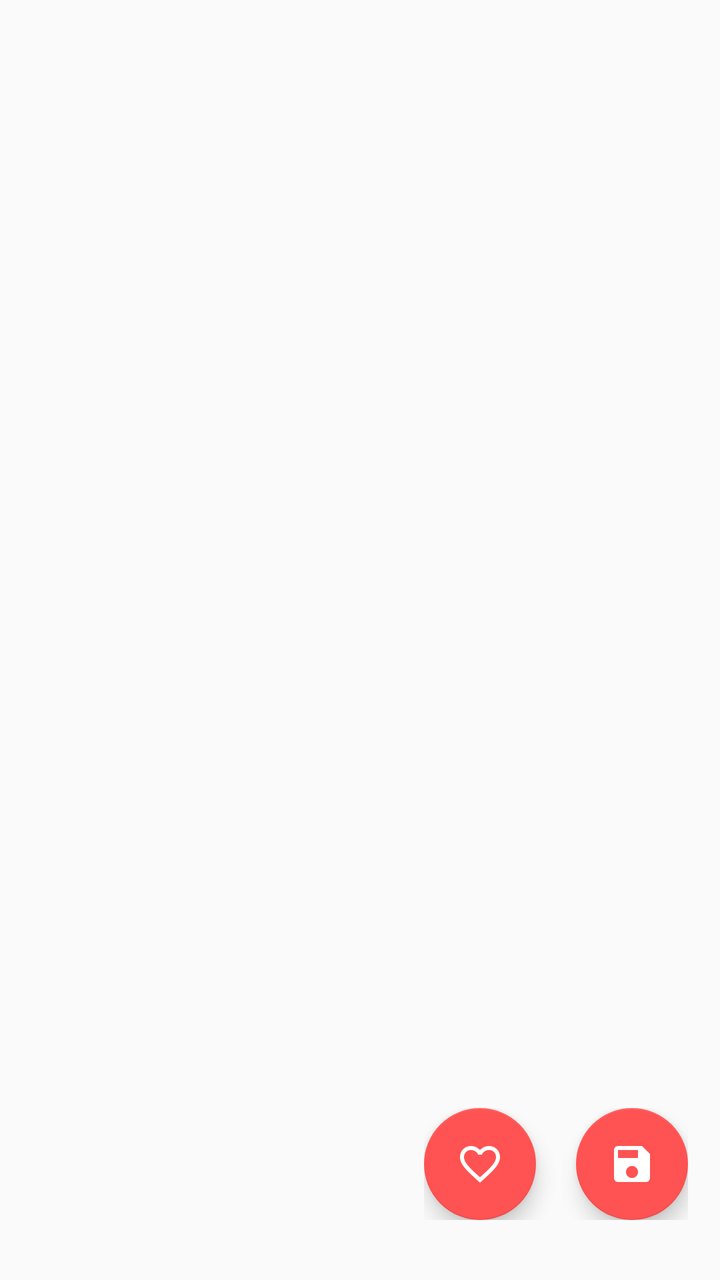
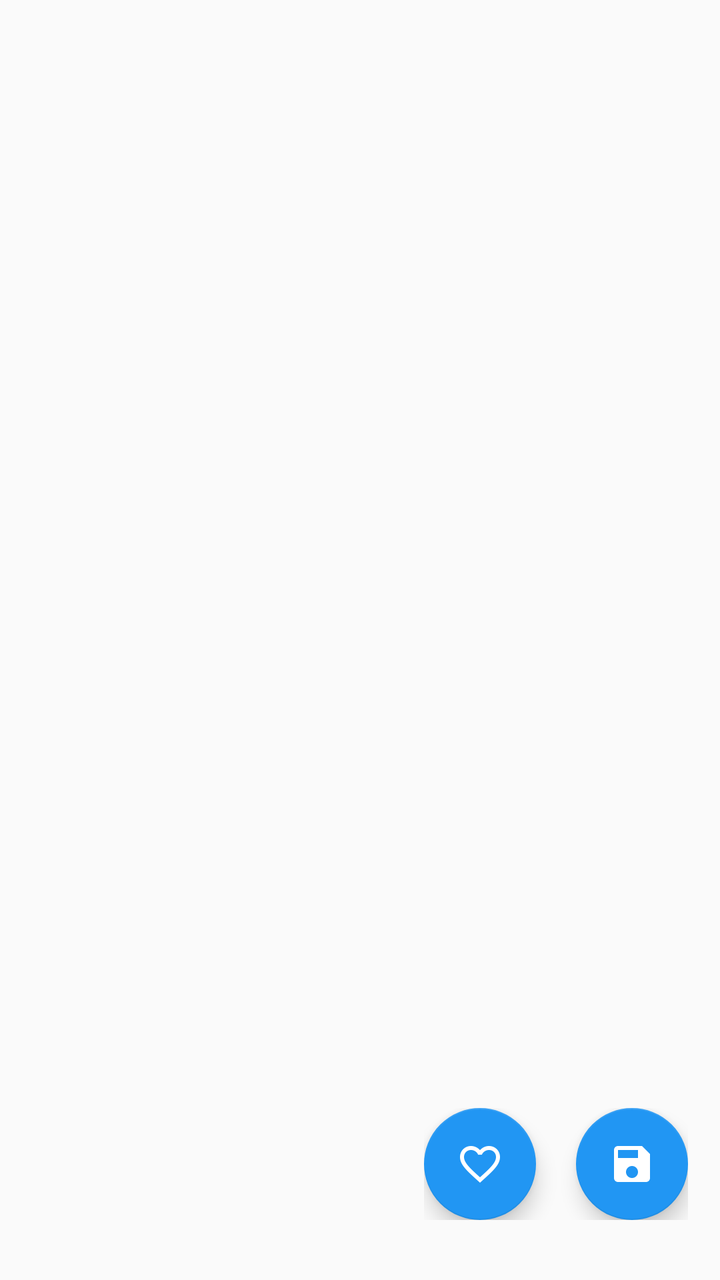

Screens rendered from an Android XML layout before and after an edit, with the pre-edit source and the edit as a unified diff.
<!-- AndroidManifest.xml: application theme Base.Theme.Toolbar -->
<!-- res/layout/layout_fabsave_fav.xml -->
<?xml version="1.0" encoding="utf-8"?>
<FrameLayout xmlns:android="http://schemas.android.com/apk/res/android"
    xmlns:app="http://schemas.android.com/apk/res-auto"
    android:id="@+id/fabFrame"
    android:layout_width="match_parent"
    android:layout_height="match_parent"
    android:paddingLeft="@dimen/activity_horizontal_margin"
    android:paddingRight="@dimen/activity_horizontal_margin"
    android:orientation="vertical">

    <LinearLayout
        android:layout_width="wrap_content"
        android:layout_height="wrap_content"
        android:gravity="center_vertical"
        android:layout_gravity="bottom|end"
        android:layout_marginBottom="30dp"
        android:orientation="horizontal">

        <android.support.design.widget.FloatingActionButton
            android:id="@+id/fabSavefav"
            android:layout_width="wrap_content"
            android:layout_height="wrap_content"
            android:layout_gravity="bottom|end"
            android:layout_marginEnd="20dp"
            android:src="@drawable/ic_favorite_border"
            app:backgroundTint="@color/fab"
            app:fabSize="normal" />

        <android.support.design.widget.FloatingActionButton
            android:id="@+id/fabSave"
            android:layout_width="wrap_content"
            android:layout_height="wrap_content"
            android:layout_gravity="bottom|end"
            android:src="@drawable/ic_save_white"
            app:backgroundTint="@color/fab"
            app:fabSize="normal" />

    </LinearLayout>
</FrameLayout>
<!-- resources referenced by this layout -->
<resources>
  <color name="fab">@color/night_text</color>
  <dimen name="activity_horizontal_margin">16dp</dimen>
  <!-- drawable ic_favorite_border: png bitmap (drawable-hdpi, 975 bytes) -->
  <!-- drawable ic_save_white: png bitmap (drawable-hdpi, 391 bytes) -->
  <style name="Base.Theme.Toolbar" parent="Theme.AppCompat.Light.NoActionBar">
          <item name="colorPrimary">@color/primary</item>
          <item name="colorPrimaryDark">@color/primary_dark</item>
          <item name="colorAccent">@color/night_text</item>
          <item name="mcab_contentinset_start">60dp</item>
      </style>
  <color name="night_text">@color/accent</color>
  <color name="primary">#ff3F51B5</color>
  <color name="primary_dark">#ff303F9F</color>
  <color name="accent">#ffFF5252</color>
</resources>

<!-- the commit's change to res/layout/layout_fabsave_fav.xml (unified diff, before → after) -->
@@ -16,7 +16,7 @@
         android:layout_marginBottom="30dp"
         android:orientation="horizontal">
 
-        <android.support.design.widget.FloatingActionButton
+        <com.google.android.material.floatingactionbutton.FloatingActionButton
             android:id="@+id/fabSavefav"
             android:layout_width="wrap_content"
             android:layout_height="wrap_content"
@@ -26,7 +26,7 @@
             app:backgroundTint="@color/fab"
             app:fabSize="normal" />
 
-        <android.support.design.widget.FloatingActionButton
+        <com.google.android.material.floatingactionbutton.FloatingActionButton
             android:id="@+id/fabSave"
             android:layout_width="wrap_content"
             android:layout_height="wrap_content"
<!-- resource entries referenced after the edit -->
@@ -8,11 +8,10 @@
           <item name="colorPrimary">@color/primary</item>
           <item name="colorPrimaryDark">@color/primary_dark</item>
           <item name="colorAccent">@color/night_text</item>
-          <item name="mcab_contentinset_start">60dp</item>
       </style>
   <color name="night_text">@color/accent</color>
   <color name="primary">#ff3F51B5</color>
   <color name="primary_dark">#ff303F9F</color>
-  <color name="accent">#ffFF5252</color>
+  <color name="accent">#2196F3</color>
 </resources>
 
